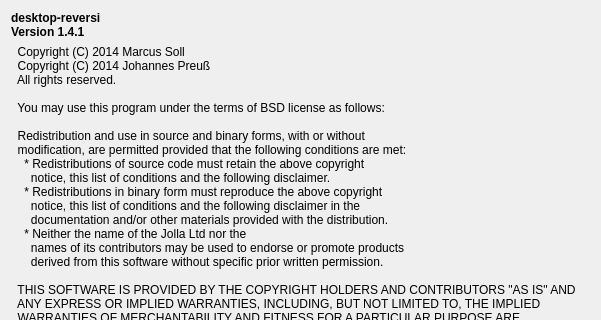
Above: src/ui/about.ui from Top-Ranger/desktop-reversi before the change; both pictures show x 0 to 601 and y 0 to 320 of the 601 by 488 pixel window. Below: the same form after it.
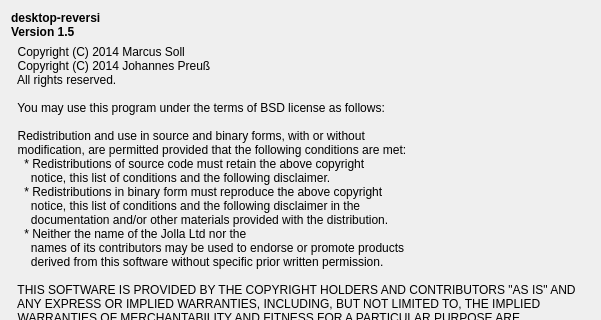
That is the form after the change. Icons and pictures are not drawn.

What changed in the file:
```diff
--- a/src/ui/about.ui
+++ b/src/ui/about.ui
@@ -34,7 +34,7 @@
      </property>
      <property name="text">
       <string>desktop-reversi
-Version 1.4.1</string>
+Version 1.5</string>
      </property>
     </widget>
    </item>
```
